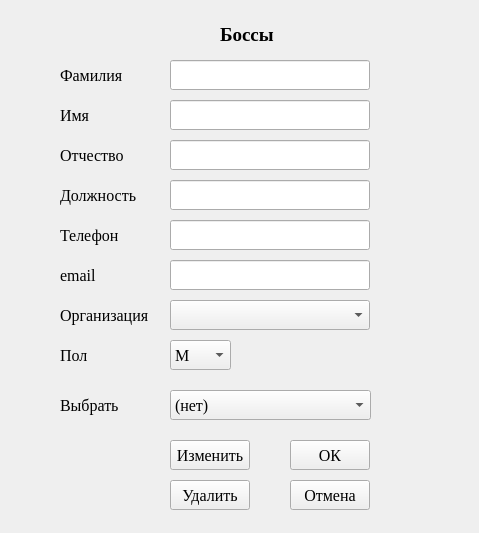
Old version of the form notebook/sourse/ui_files/new_boss.ui in the repository SmolPO/my_helper.
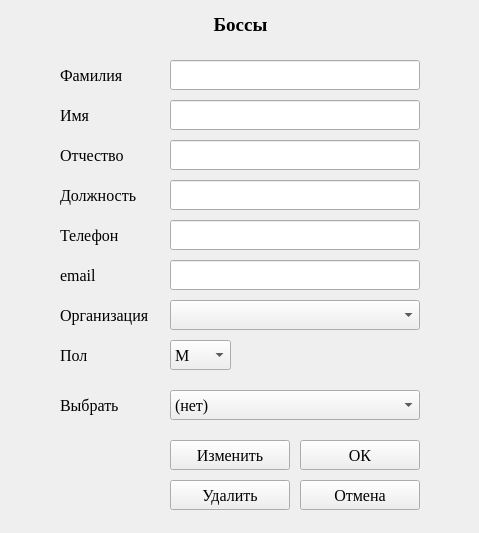
New version of the form.

Patch:
```diff
--- a/notebook/sourse/ui_files/new_boss.ui
+++ b/notebook/sourse/ui_files/new_boss.ui
@@ -16,9 +16,9 @@
   <widget class="QLabel" name="label">
    <property name="geometry">
     <rect>
-     <x>220</x>
-     <y>20</y>
-     <width>141</width>
+     <x>10</x>
+     <y>10</y>
+     <width>461</width>
      <height>30</height>
     </rect>
    </property>
@@ -38,6 +38,9 @@
    <property name="text">
     <string>Боссы</string>
    </property>
+   <property name="alignment">
+    <set>Qt::AlignCenter</set>
+   </property>
   </widget>
   <widget class="QLabel" name="label_2">
    <property name="geometry">
@@ -63,7 +66,7 @@
     <rect>
      <x>170</x>
      <y>180</y>
-     <width>200</width>
+     <width>250</width>
      <height>30</height>
     </rect>
    </property>
@@ -97,7 +100,7 @@
     <rect>
      <x>170</x>
      <y>60</y>
-     <width>200</width>
+     <width>250</width>
      <height>30</height>
     </rect>
    </property>
@@ -110,9 +113,9 @@
   <widget class="QPushButton" name="b_cancel">
    <property name="geometry">
     <rect>
-     <x>290</x>
+     <x>300</x>
      <y>480</y>
-     <width>80</width>
+     <width>120</width>
      <height>30</height>
     </rect>
    </property>
@@ -129,9 +132,9 @@
   <widget class="QPushButton" name="b_ok">
    <property name="geometry">
     <rect>
-     <x>290</x>
+     <x>300</x>
      <y>440</y>
-     <width>80</width>
+     <width>120</width>
      <height>30</height>
     </rect>
    </property>
@@ -169,7 +172,7 @@
     <rect>
      <x>170</x>
      <y>220</y>
-     <width>200</width>
+     <width>250</width>
      <height>30</height>
     </rect>
    </property>
@@ -203,7 +206,7 @@
     <rect>
      <x>170</x>
      <y>260</y>
-     <width>200</width>
+     <width>250</width>
      <height>30</height>
     </rect>
    </property>
@@ -218,7 +221,7 @@
     <rect>
      <x>170</x>
      <y>390</y>
-     <width>201</width>
+     <width>250</width>
      <height>30</height>
     </rect>
    </property>
@@ -277,7 +280,7 @@
     <rect>
      <x>170</x>
      <y>100</y>
-     <width>200</width>
+     <width>250</width>
      <height>30</height>
     </rect>
    </property>
@@ -311,7 +314,7 @@
     <rect>
      <x>170</x>
      <y>140</y>
-     <width>200</width>
+     <width>250</width>
      <height>30</height>
     </rect>
    </property>
@@ -326,7 +329,7 @@
     <rect>
      <x>170</x>
      <y>440</y>
-     <width>80</width>
+     <width>120</width>
      <height>30</height>
     </rect>
    </property>
@@ -345,7 +348,7 @@
     <rect>
      <x>170</x>
      <y>480</y>
-     <width>80</width>
+     <width>120</width>
      <height>30</height>
     </rect>
    </property>
@@ -409,7 +412,7 @@
     <rect>
      <x>170</x>
      <y>300</y>
-     <width>200</width>
+     <width>250</width>
      <height>30</height>
     </rect>
    </property>
```
